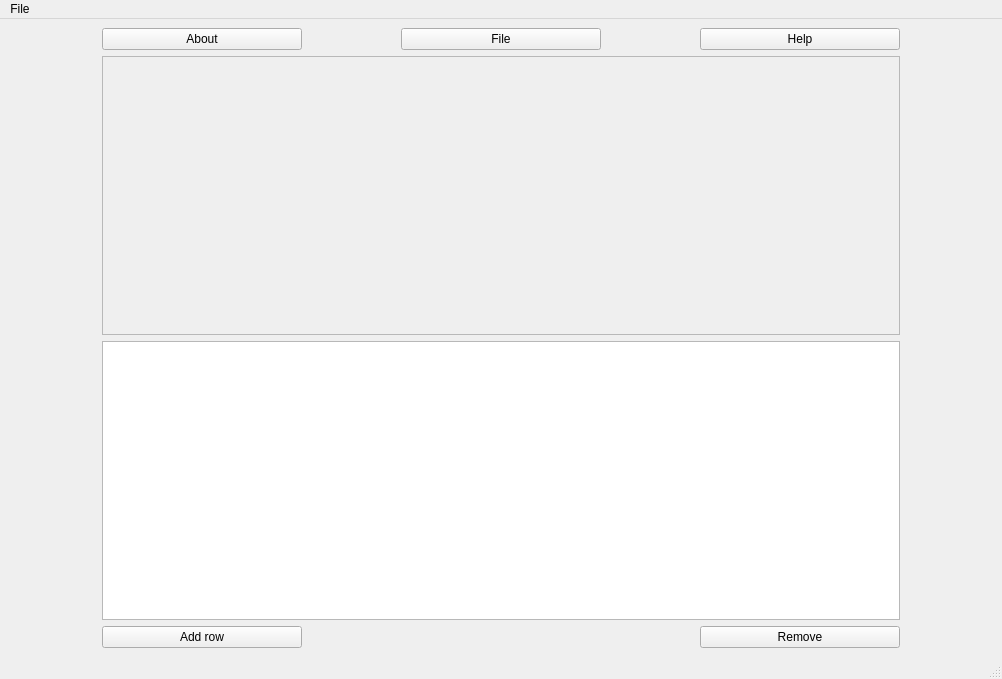
Qt form ex_modelview/mainwindow.ui (AndreisLavrov/Workshops) before a commit.
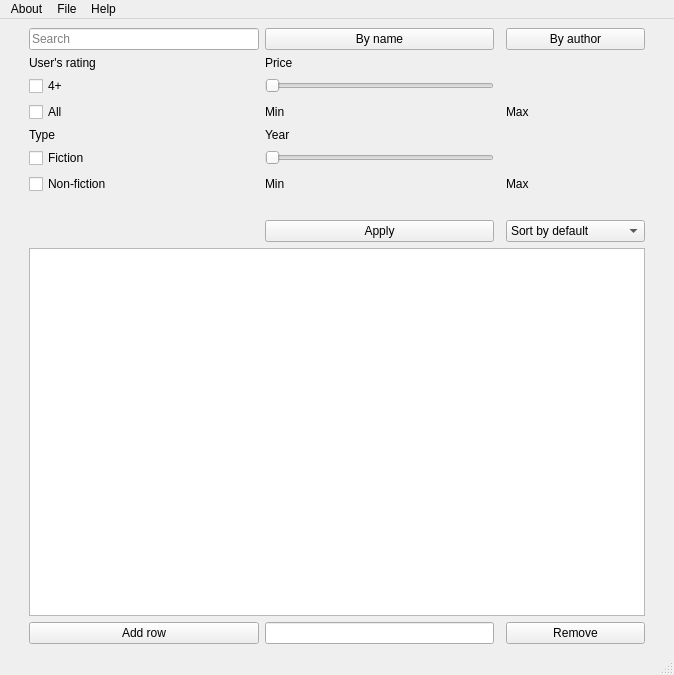
The same form after that commit.

What changed in the file:
```diff
--- a/ex_modelview/mainwindow.ui
+++ b/ex_modelview/mainwindow.ui
@@ -6,8 +6,8 @@
    <rect>
     <x>0</x>
     <y>0</y>
-    <width>1002</width>
-    <height>679</height>
+    <width>674</width>
+    <height>675</height>
    </rect>
   </property>
   <property name="windowTitle">
@@ -15,26 +15,42 @@
   </property>
   <widget class="QWidget" name="centralwidget">
    <layout class="QGridLayout" name="gridLayout">
-    <item row="2" column="2">
+    <item row="0" column="3">
+     <widget class="QPushButton" name="pushButton">
+      <property name="text">
+       <string>By name</string>
+      </property>
+     </widget>
+    </item>
+    <item row="10" column="3">
+     <widget class="QSlider" name="horizontalSlider_2">
+      <property name="orientation">
+       <enum>Qt::Horizontal</enum>
+      </property>
+     </widget>
+    </item>
+    <item row="13" column="3">
      <widget class="QPushButton" name="pushButton_3">
-      <property name="sizePolicy">
-       <sizepolicy hsizetype="Preferred" vsizetype="Preferred">
-        <horstretch>0</horstretch>
-        <verstretch>0</verstretch>
-       </sizepolicy>
+      <property name="text">
+       <string>Apply</string>
       </property>
-      <property name="maximumSize">
-       <size>
-        <width>200</width>
-        <height>16777215</height>
-       </size>
+     </widget>
+    </item>
+    <item row="10" column="2">
+     <widget class="QCheckBox" name="checkBox">
+      <property name="text">
+       <string>Fiction</string>
       </property>
+     </widget>
+    </item>
+    <item row="9" column="3">
+     <widget class="QLabel" name="label_3">
       <property name="text">
-       <string>Help</string>
+       <string>Year</string>
       </property>
      </widget>
     </item>
-    <item row="6" column="0">
+    <item row="16" column="2">
      <widget class="QPushButton" name="addRowButton">
       <property name="maximumSize">
        <size>
@@ -47,49 +63,158 @@
       </property>
      </widget>
     </item>
-    <item row="2" column="1">
-     <widget class="QPushButton" name="loadButton">
-      <property name="sizePolicy">
-       <sizepolicy hsizetype="Preferred" vsizetype="Preferred">
-        <horstretch>0</horstretch>
-        <verstretch>0</verstretch>
-       </sizepolicy>
-      </property>
-      <property name="maximumSize">
-       <size>
-        <width>200</width>
-        <height>16777215</height>
-       </size>
-      </property>
-      <property name="text">
-       <string>File</string>
-      </property>
-     </widget>
-    </item>
-    <item row="3" column="0" colspan="3">
-     <widget class="QTableView" name="tableDetailsView">
-      <property name="enabled">
-       <bool>false</bool>
-      </property>
-     </widget>
-    </item>
-    <item row="2" column="0">
-     <widget class="QPushButton" name="pushButton_2">
-      <property name="maximumSize">
-       <size>
-        <width>200</width>
-        <height>16777215</height>
-       </size>
-      </property>
-      <property name="text">
-       <string>About</string>
-      </property>
-     </widget>
-    </item>
-    <item row="4" column="0" colspan="3">
-     <widget class="QTableView" name="tableView"/>
-    </item>
     <item row="6" column="2">
+     <widget class="QCheckBox" name="checkBox_3">
+      <property name="text">
+       <string>All</string>
+      </property>
+     </widget>
+    </item>
+    <item row="16" column="3">
+     <widget class="QLineEdit" name="lineEdit"/>
+    </item>
+    <item row="0" column="5">
+     <widget class="QPushButton" name="pushButton_2">
+      <property name="text">
+       <string>By author</string>
+      </property>
+     </widget>
+    </item>
+    <item row="9" column="2">
+     <widget class="QLabel" name="label_2">
+      <property name="text">
+       <string>Type</string>
+      </property>
+     </widget>
+    </item>
+    <item row="6" column="5">
+     <widget class="QLabel" name="label_5">
+      <property name="maximumSize">
+       <size>
+        <width>50</width>
+        <height>100</height>
+       </size>
+      </property>
+      <property name="text">
+       <string>Max</string>
+      </property>
+     </widget>
+    </item>
+    <item row="5" column="3">
+     <widget class="QSlider" name="horizontalSlider">
+      <property name="sizePolicy">
+       <sizepolicy hsizetype="Preferred" vsizetype="Preferred">
+        <horstretch>0</horstretch>
+        <verstretch>0</verstretch>
+       </sizepolicy>
+      </property>
+      <property name="orientation">
+       <enum>Qt::Horizontal</enum>
+      </property>
+     </widget>
+    </item>
+    <item row="11" column="2">
+     <widget class="QCheckBox" name="checkBox_4">
+      <property name="text">
+       <string>Non-fiction</string>
+      </property>
+     </widget>
+    </item>
+    <item row="0" column="2">
+     <widget class="QLineEdit" name="lineEdit_2">
+      <property name="placeholderText">
+       <string>Search</string>
+      </property>
+     </widget>
+    </item>
+    <item row="12" column="6">
+     <spacer name="verticalSpacer_2">
+      <property name="orientation">
+       <enum>Qt::Vertical</enum>
+      </property>
+      <property name="sizeType">
+       <enum>QSizePolicy::Preferred</enum>
+      </property>
+      <property name="sizeHint" stdset="0">
+       <size>
+        <width>20</width>
+        <height>20</height>
+       </size>
+      </property>
+     </spacer>
+    </item>
+    <item row="4" column="2">
+     <widget class="QLabel" name="label">
+      <property name="text">
+       <string>User's rating</string>
+      </property>
+     </widget>
+    </item>
+    <item row="14" column="2" colspan="4">
+     <widget class="QTableView" name="tableView">
+      <property name="enabled">
+       <bool>true</bool>
+      </property>
+      <property name="sizePolicy">
+       <sizepolicy hsizetype="Expanding" vsizetype="Expanding">
+        <horstretch>0</horstretch>
+        <verstretch>0</verstretch>
+       </sizepolicy>
+      </property>
+      <property name="sizeIncrement">
+       <size>
+        <width>0</width>
+        <height>0</height>
+       </size>
+      </property>
+      <property name="font">
+       <font>
+        <family>Times New Roman</family>
+        <pointsize>12</pointsize>
+       </font>
+      </property>
+      <attribute name="horizontalHeaderDefaultSectionSize">
+       <number>125</number>
+      </attribute>
+     </widget>
+    </item>
+    <item row="12" column="0">
+     <spacer name="verticalSpacer">
+      <property name="orientation">
+       <enum>Qt::Vertical</enum>
+      </property>
+      <property name="sizeType">
+       <enum>QSizePolicy::Preferred</enum>
+      </property>
+      <property name="sizeHint" stdset="0">
+       <size>
+        <width>20</width>
+        <height>20</height>
+       </size>
+      </property>
+     </spacer>
+    </item>
+    <item row="11" column="5">
+     <widget class="QLabel" name="label_8">
+      <property name="maximumSize">
+       <size>
+        <width>50</width>
+        <height>16777215</height>
+       </size>
+      </property>
+      <property name="text">
+       <string>Max</string>
+      </property>
+     </widget>
+    </item>
+    <item row="5" column="2">
+     <widget class="QCheckBox" name="checkBox_2">
+      <property name="text">
+       <string>4+</string>
+      </property>
+     </widget>
+    </item>
+    <item row="16" column="5">
      <widget class="QPushButton" name="removeRowButton">
       <property name="maximumSize">
        <size>
@@ -102,6 +227,83 @@
       </property>
      </widget>
     </item>
+    <item row="11" column="3">
+     <widget class="QLabel" name="label_7">
+      <property name="maximumSize">
+       <size>
+        <width>50</width>
+        <height>16777215</height>
+       </size>
+      </property>
+      <property name="text">
+       <string>Min</string>
+      </property>
+     </widget>
+    </item>
+    <item row="4" column="3">
+     <widget class="QLabel" name="label_4">
+      <property name="text">
+       <string>Price</string>
+      </property>
+     </widget>
+    </item>
+    <item row="6" column="3">
+     <widget class="QLabel" name="label_6">
+      <property name="maximumSize">
+       <size>
+        <width>50</width>
+        <height>100</height>
+       </size>
+      </property>
+      <property name="text">
+       <string>Min</string>
+      </property>
+     </widget>
+    </item>
+    <item row="13" column="5">
+     <widget class="QComboBox" name="comboBox">
+      <item>
+       <property name="text">
+        <string>Sort by default</string>
+       </property>
+      </item>
+      <item>
+       <property name="text">
+        <string>Name (from A to Z)</string>
+       </property>
+      </item>
+      <item>
+       <property name="text">
+        <string>Author (from A to Z)</string>
+       </property>
+      </item>
+      <item>
+       <property name="text">
+        <string>Rating(High to Low)</string>
+       </property>
+      </item>
+      <item>
+       <property name="text">
+        <string>Price (High to Low)</string>
+       </property>
+      </item>
+      <item>
+       <property name="text">
+        <string>Price (Low to High)</string>
+       </property>
+      </item>
+      <item>
+       <property name="text">
+        <string>Year (High to Low)</string>
+       </property>
+      </item>
+      <item>
+       <property name="text">
+        <string>Year (Low to High)</string>
+       </property>
+      </item>
+     </widget>
+    </item>
    </layout>
   </widget>
   <widget class="QMenuBar" name="menubar">
@@ -109,7 +311,7 @@
     <rect>
      <x>0</x>
      <y>0</y>
-     <width>1002</width>
+     <width>674</width>
      <height>25</height>
     </rect>
    </property>
@@ -119,7 +321,19 @@
     </property>
     <addaction name="actionLoad"/>
    </widget>
+   <widget class="QMenu" name="menuAbout">
+    <property name="title">
+     <string>About</string>
+    </property>
+   </widget>
+   <widget class="QMenu" name="menuHelp">
+    <property name="title">
+     <string>Help</string>
+    </property>
+   </widget>
+   <addaction name="menuAbout"/>
    <addaction name="menuFile"/>
+   <addaction name="menuHelp"/>
   </widget>
   <widget class="QStatusBar" name="statusbar"/>
   <action name="actionLoad">
```
